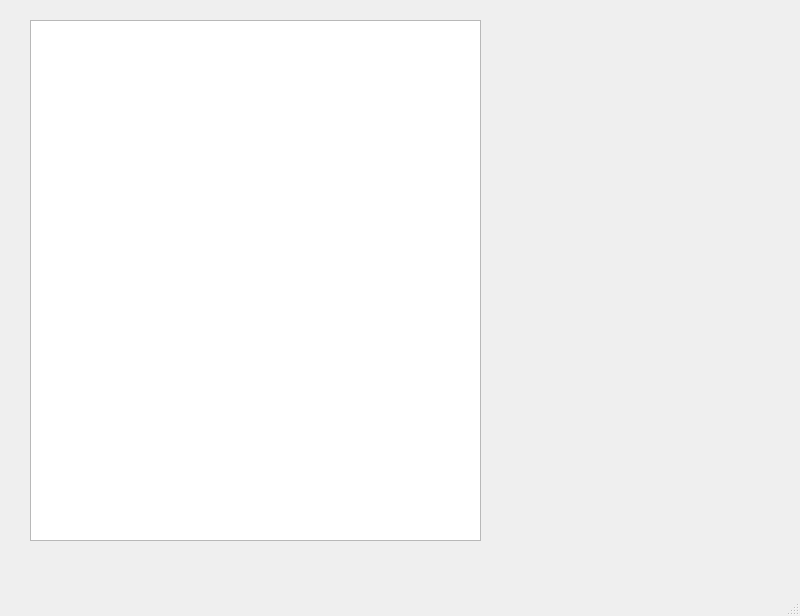
Qt form main.ui (0kq-github/TSBTools) before a commit.
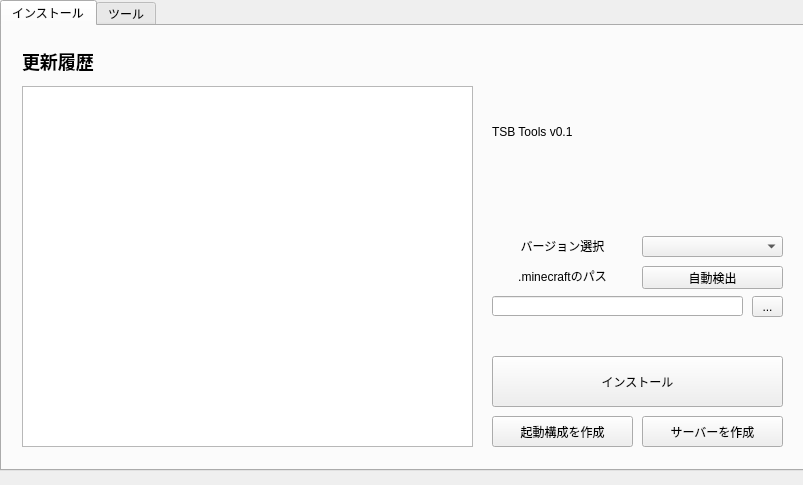
The same form after that commit.

```diff
--- a/main.ui
+++ b/main.ui
@@ -6,23 +6,204 @@
    <rect>
     <x>0</x>
     <y>0</y>
-    <width>800</width>
-    <height>616</height>
+    <width>803</width>
+    <height>485</height>
    </rect>
   </property>
+  <property name="sizePolicy">
+   <sizepolicy hsizetype="Fixed" vsizetype="Fixed">
+    <horstretch>0</horstretch>
+    <verstretch>0</verstretch>
+   </sizepolicy>
+  </property>
   <property name="windowTitle">
    <string>MainWindow</string>
   </property>
   <widget class="QWidget" name="centralwidget">
-   <widget class="QTextBrowser" name="textBrowser">
+   <widget class="QTabWidget" name="tabWidget">
     <property name="geometry">
      <rect>
-      <x>30</x>
-      <y>20</y>
-      <width>451</width>
-      <height>521</height>
+      <x>0</x>
+      <y>0</y>
+      <width>811</width>
+      <height>471</height>
      </rect>
     </property>
+    <property name="currentIndex">
+     <number>0</number>
+    </property>
+    <widget class="QWidget" name="tab_1">
+     <attribute name="title">
+      <string>インストール</string>
+     </attribute>
+     <widget class="QTextBrowser" name="textBrowser">
+      <property name="geometry">
+       <rect>
+        <x>20</x>
+        <y>60</y>
+        <width>451</width>
+        <height>361</height>
+       </rect>
+      </property>
+      <property name="openExternalLinks">
+       <bool>true</bool>
+      </property>
+     </widget>
+     <widget class="QLabel" name="label_2">
+      <property name="geometry">
+       <rect>
+        <x>490</x>
+        <y>20</y>
+        <width>291</width>
+        <height>171</height>
+       </rect>
+      </property>
+      <property name="text">
+       <string>TSB Tools v0.1</string>
+      </property>
+      <property name="openExternalLinks">
+       <bool>true</bool>
+      </property>
+     </widget>
+     <widget class="QComboBox" name="comboBox">
+      <property name="geometry">
+       <rect>
+        <x>640</x>
+        <y>210</y>
+        <width>141</width>
+        <height>21</height>
+       </rect>
+      </property>
+      <property name="editable">
+       <bool>false</bool>
+      </property>
+      <property name="currentText">
+       <string/>
+      </property>
+     </widget>
+     <widget class="QPushButton" name="pushButton_2">
+      <property name="geometry">
+       <rect>
+        <x>490</x>
+        <y>390</y>
+        <width>141</width>
+        <height>31</height>
+       </rect>
+      </property>
+      <property name="text">
+       <string>起動構成を作成</string>
+      </property>
+     </widget>
+     <widget class="QPushButton" name="pushButton_3">
+      <property name="geometry">
+       <rect>
+        <x>640</x>
+        <y>390</y>
+        <width>141</width>
+        <height>31</height>
+       </rect>
+      </property>
+      <property name="text">
+       <string>サーバーを作成</string>
+      </property>
+     </widget>
+     <widget class="QPushButton" name="pushButton_1">
+      <property name="geometry">
+       <rect>
+        <x>490</x>
+        <y>330</y>
+        <width>291</width>
+        <height>51</height>
+       </rect>
+      </property>
+      <property name="text">
+       <string>インストール</string>
+      </property>
+     </widget>
+     <widget class="QLabel" name="label">
+      <property name="geometry">
+       <rect>
+        <x>490</x>
+        <y>210</y>
+        <width>141</width>
+        <height>21</height>
+       </rect>
+      </property>
+      <property name="text">
+       <string>&lt;html&gt;&lt;head/&gt;&lt;body&gt;&lt;p align=&quot;center&quot;&gt;バージョン選択&lt;/p&gt;&lt;/body&gt;&lt;/html&gt;</string>
+      </property>
+     </widget>
+     <widget class="QLineEdit" name="lineEdit">
+      <property name="geometry">
+       <rect>
+        <x>490</x>
+        <y>270</y>
+        <width>251</width>
+        <height>20</height>
+       </rect>
+      </property>
+      <property name="readOnly">
+       <bool>true</bool>
+      </property>
+     </widget>
+     <widget class="QToolButton" name="toolButton">
+      <property name="geometry">
+       <rect>
+        <x>750</x>
+        <y>270</y>
+        <width>31</width>
+        <height>21</height>
+       </rect>
+      </property>
+      <property name="text">
+       <string>...</string>
+      </property>
+     </widget>
+     <widget class="QLabel" name="label_3">
+      <property name="geometry">
+       <rect>
+        <x>490</x>
+        <y>240</y>
+        <width>141</width>
+        <height>21</height>
+       </rect>
+      </property>
+      <property name="text">
+       <string>&lt;html&gt;&lt;head/&gt;&lt;body&gt;&lt;p align=&quot;center&quot;&gt;.minecraftのパス&lt;/p&gt;&lt;/body&gt;&lt;/html&gt;</string>
+      </property>
+     </widget>
+     <widget class="QPushButton" name="pushButton">
+      <property name="geometry">
+       <rect>
+        <x>640</x>
+        <y>240</y>
+        <width>141</width>
+        <height>23</height>
+       </rect>
+      </property>
+      <property name="text">
+       <string>自動検出</string>
+      </property>
+     </widget>
+     <widget class="QLabel" name="label_4">
+      <property name="geometry">
+       <rect>
+        <x>20</x>
+        <y>20</y>
+        <width>151</width>
+        <height>31</height>
+       </rect>
+      </property>
+      <property name="text">
+       <string>&lt;html&gt;&lt;head/&gt;&lt;body&gt;&lt;h2 style=&quot; margin-top:16px; margin-bottom:12px; margin-left:0px; margin-right:0px; -qt-block-indent:0; text-indent:0px;&quot;&gt;&lt;span style=&quot; font-size:x-large; font-weight:600;&quot;&gt;更新履歴&lt;/span&gt;&lt;/h2&gt;&lt;/body&gt;&lt;/html&gt;</string>
+      </property>
+     </widget>
+    </widget>
+    <widget class="QWidget" name="tab_2">
+     <attribute name="title">
+      <string>ツール</string>
+     </attribute>
+    </widget>
    </widget>
   </widget>
   <widget class="QMenuBar" name="menubar">
@@ -35,7 +216,6 @@
     </rect>
    </property>
   </widget>
-  <widget class="QStatusBar" name="statusbar"/>
  </widget>
  <resources/>
  <connections/>
```
Left out of the diff: 2 changed lines with no effect on the pictures.
